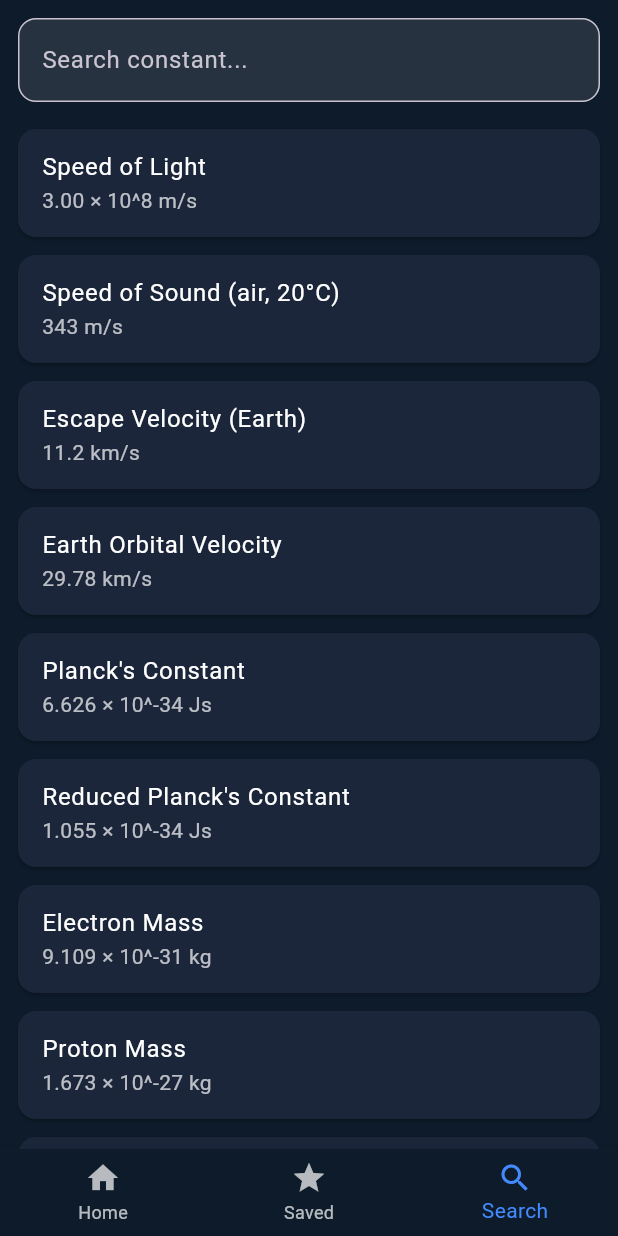
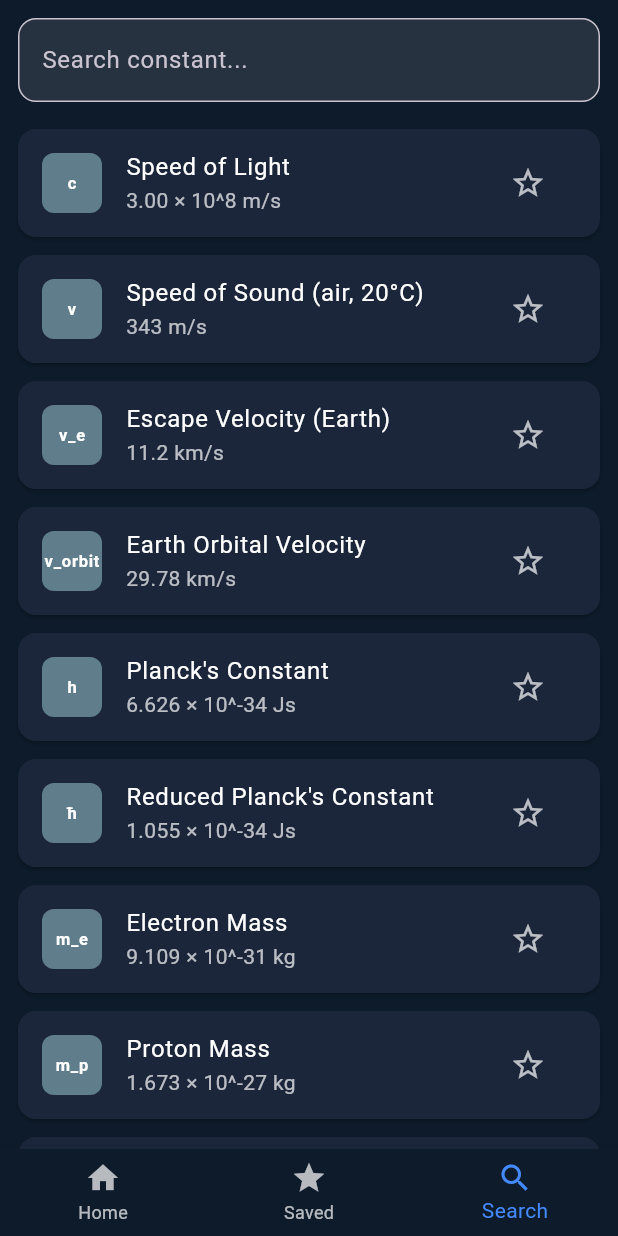
Before and after one commit to Ayushkayastha/physics_constant, a Flutter app: the screen it shows after launch, item 3 of the bottom bar chosen, on a phone screen of 412 x 824 dp. Run offline on Flutter 3.47's test engine with Material 3 defaults, Android fonts, the phone set to English and light mode, and no system bars; our stand-ins replace flutter_riverpod, hive_flutter, riverpod_annotation; accounts and stored records are empty; generated files the repository leaves out were written again.

Commit message:
final design

```diff
--- a/lib/main.dart
+++ b/lib/main.dart
@@ -2,7 +2,7 @@ import 'dart:convert';
 import 'package:flutter/material.dart';
 import 'package:flutter/services.dart' show rootBundle;
 import 'package:flutter_riverpod/flutter_riverpod.dart';
-import 'pages/physics_constants_page.dart';
+import 'pages/home_page.dart';
 import 'services/hive_service.dart';
 
 void main() async {
@@ -36,7 +36,7 @@ class MyApp extends StatelessWidget {
         scaffoldBackgroundColor: const Color(0xFF0D1B2A),
       ),
       // Pass JSON data to PhysicsConstantsPage
-      home: PhysicsConstantsPage(constantsData: constantsData),
+      home: HomePagePage(constantsData: constantsData),
     );
   }
 }
--- a/lib/pages/search_page.dart
+++ b/lib/pages/search_page.dart
@@ -1,19 +1,24 @@
 import 'package:flutter/material.dart';
+import 'package:flutter_riverpod/flutter_riverpod.dart';
 import '../models/constant_model.dart';
+import '../providers/favorites_provider.dart';
 
-class SearchPage extends StatefulWidget {
+class SearchPage extends ConsumerStatefulWidget {
   final Map<String, dynamic> constantsData;
   const SearchPage({super.key, required this.constantsData});
 
   @override
-  State<SearchPage> createState() => _SearchPageState();
+  ConsumerState<SearchPage> createState() => _SearchPageState();
 }
 
-class _SearchPageState extends State<SearchPage> {
+class _SearchPageState extends ConsumerState<SearchPage> {
   String query = "";
 
   @override
   Widget build(BuildContext context) {
+    final favNotifier = ref.watch(favoritesProvider.notifier);
+    final favoriteState = ref.watch(favoritesProvider);
+
     final allConstants = widget.constantsData.values
         .expand((list) => List<Map<String, dynamic>>.from(list))
         .map((e) => ConstantModel.fromJson(e))
@@ -26,8 +31,7 @@ class _SearchPageState extends State<SearchPage> {
         .toList();
 
     return Scaffold(
-      body: SafeArea(
-        child: Column(
+      body: Column(
         children: [
           Padding(
             padding: const EdgeInsets.all(12),
@@ -56,15 +60,43 @@ class _SearchPageState extends State<SearchPage> {
               itemCount: results.length,
               itemBuilder: (context, index) {
                 final constant = results[index];
+                final isFav = favoriteState
+                    .any((c) => c.symbol == constant.symbol);
+
                 return Card(
                   color: const Color(0xFF1B263B),
                   margin: const EdgeInsets.symmetric(
                       horizontal: 12, vertical: 6),
+                  shape: RoundedRectangleBorder(
+                    borderRadius: BorderRadius.circular(12),
+                  ),
                   child: ListTile(
+                    leading: Container(
+                      width: 40,
+                      height: 40,
+                      alignment: Alignment.center,
+                      decoration: BoxDecoration(
+                        color: Colors.blueGrey,
+                        borderRadius: BorderRadius.circular(8),
+                      ),
+                      child: Text(constant.symbol,
+                          style: const TextStyle(
+                              fontWeight: FontWeight.bold,
+                              color: Colors.white)),
+                    ),
                     title: Text(constant.name,
                         style: const TextStyle(color: Colors.white)),
                     subtitle: Text(constant.value,
                         style: const TextStyle(color: Colors.white70)),
+                    trailing: IconButton(
+                      icon: Icon(
+                        isFav ? Icons.star : Icons.star_border,
+                        color:
+                        isFav ? Colors.yellow : Colors.white70,
+                      ),
+                      onPressed: () =>
+                          favNotifier.toggle(constant),
+                    ),
                   ),
                 );
               },
@@ -72,7 +104,6 @@ class _SearchPageState extends State<SearchPage> {
           ),
         ],
       ),
-      ),
     );
   }
 }
```
Also changed, not shown: lib/pages/home_page.dart (renamed from lib/pages/physics_constants_page.dart, +24 -73 lines). Lines whose indentation alone changed are shown as unchanged.
